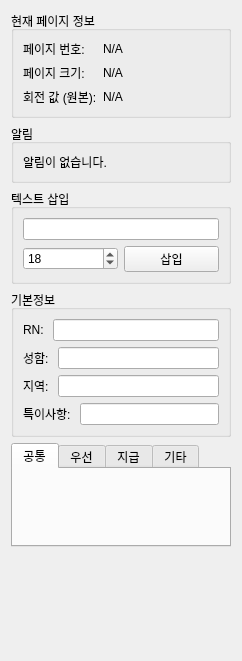
Before: the Qt Designer form ui/info_panel.ui in Glen-Lee-glitch/new_viewer, drawn with Qt 5.
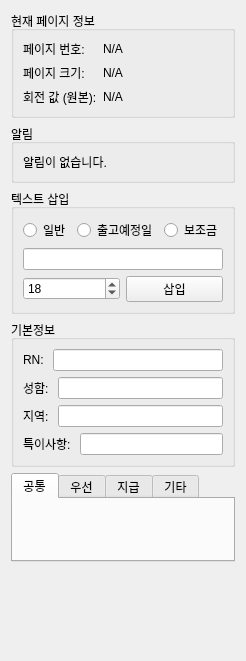
After: the same form once the commit is applied.

Commit message:
feat: info_panel ui 수정
- 텍스트 삽입 영역에 3개의 라디오 버튼 추가

Diff of the .ui file:
```diff
--- a/ui/info_panel.ui
+++ b/ui/info_panel.ui
@@ -87,6 +87,31 @@
       <string>텍스트 삽입</string>
      </property>
      <layout class="QVBoxLayout" name="verticalLayout_2">
+      <item>
+       <layout class="QHBoxLayout" name="horizontalLayout_6">
+        <item>
+         <widget class="QRadioButton" name="radioButton_2">
+          <property name="text">
+           <string>일반</string>
+          </property>
+         </widget>
+        </item>
+        <item>
+         <widget class="QRadioButton" name="radioButton">
+          <property name="text">
+           <string>출고예정일</string>
+          </property>
+         </widget>
+        </item>
+        <item>
+         <widget class="QRadioButton" name="radioButton_3">
+          <property name="text">
+           <string>보조금</string>
+          </property>
+         </widget>
+        </item>
+       </layout>
+      </item>
       <item>
        <widget class="QLineEdit" name="text_edit"/>
       </item>
```
